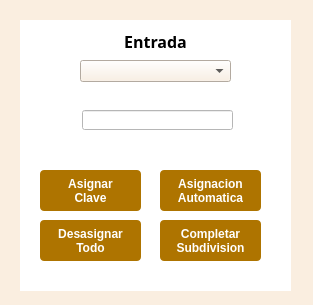
Old version of the form funciones/fusiondivision/VentanaClavesV3_dialog_base.ui in the repository gerardoros/CartograficoQgisPlugin.
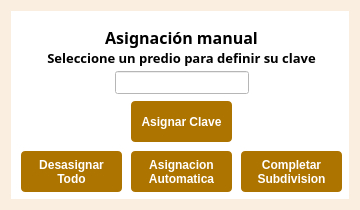
New version of the form.

Commit message: ajustes en el proceso de subdivision de predio seguiran los ajustes

The edit to the form file:
```diff
--- a/funciones/fusiondivision/VentanaClavesV3_dialog_base.ui
+++ b/funciones/fusiondivision/VentanaClavesV3_dialog_base.ui
@@ -6,20 +6,20 @@
    <rect>
     <x>0</x>
     <y>0</y>
-    <width>313</width>
-    <height>305</height>
+    <width>360</width>
+    <height>210</height>
    </rect>
   </property>
   <property name="minimumSize">
    <size>
-    <width>312</width>
-    <height>304</height>
+    <width>359</width>
+    <height>209</height>
    </size>
   </property>
   <property name="maximumSize">
    <size>
-    <width>313</width>
-    <height>305</height>
+    <width>360</width>
+    <height>210</height>
    </size>
   </property>
   <property name="windowTitle">
@@ -31,15 +31,9 @@
 }
 </string>
   </property>
+  <layout class="QGridLayout" name="gridLayout">
+   <item row="0" column="0">
   <widget class="QWidget" name="widget" native="true">
-   <property name="geometry">
-    <rect>
-     <x>20</x>
-     <y>20</y>
-     <width>271</width>
-     <height>271</height>
-    </rect>
-   </property>
    <property name="styleSheet">
     <string notr="true">QWidget{
 background : rgb(255,255,255);
@@ -48,8 +42,8 @@
    <widget class="QPushButton" name="btnClave">
     <property name="geometry">
      <rect>
-      <x>20</x>
-      <y>150</y>
+        <x>120</x>
+        <y>90</y>
       <width>101</width>
       <height>41</height>
      </rect>
@@ -76,15 +70,14 @@
 }</string>
     </property>
     <property name="text">
-     <string>Asignar
-Clave</string>
+       <string>Asignar Clave</string>
     </property>
    </widget>
    <widget class="QPushButton" name="btnAutomatico">
     <property name="geometry">
      <rect>
-      <x>140</x>
-      <y>150</y>
+        <x>120</x>
+        <y>140</y>
       <width>101</width>
       <height>41</height>
      </rect>
@@ -118,8 +111,8 @@
    <widget class="QPushButton" name="btnDesasignarTodo">
     <property name="geometry">
      <rect>
-      <x>20</x>
-      <y>200</y>
+        <x>10</x>
+        <y>140</y>
       <width>101</width>
       <height>41</height>
      </rect>
@@ -153,8 +146,8 @@
    <widget class="QPushButton" name="btnCompletar">
     <property name="geometry">
      <rect>
-      <x>140</x>
-      <y>200</y>
+        <x>230</x>
+        <y>140</y>
       <width>101</width>
       <height>41</height>
      </rect>
@@ -185,31 +178,13 @@
 Subdivision</string>
     </property>
    </widget>
-   <widget class="QComboBox" name="cmbClaves">
-    <property name="geometry">
-     <rect>
-      <x>60</x>
-      <y>40</y>
-      <width>151</width>
-      <height>22</height>
-     </rect>
-    </property>
-    <property name="styleSheet">
-     <string notr="true">QComboBox QAbstractItemView::item { min-height: 25; font-family: &quot;Century Gothic&quot;;}
-QListView{color: black ; font-size: 16px; outline:none; font-weight:bold; font-family: &quot;Century Gothic&quot;;}
-QListView::item:selected { color: white; background-color:  rgb(250,238,224); font-family: &quot;Century Gothic&quot;;}
-QComboBox{
-background : rgb(250,238,224);
-}</string>
-    </property>
-   </widget>
    <widget class="QLabel" name="label_10">
     <property name="geometry">
      <rect>
-      <x>70</x>
+        <x>10</x>
       <y>10</y>
-      <width>131</width>
-      <height>20</height>
+        <width>321</width>
+        <height>51</height>
      </rect>
     </property>
     <property name="font">
@@ -219,16 +194,24 @@
      </font>
     </property>
     <property name="text">
-     <string>&lt;html&gt;&lt;head/&gt;&lt;body&gt;&lt;p align=&quot;center&quot;&gt;&lt;span style=&quot; font-weight:600;&quot;&gt;Entrada&lt;/span&gt;&lt;/p&gt;&lt;/body&gt;&lt;/html&gt;</string>
+       <string>&lt;!DOCTYPE HTML PUBLIC &quot;-//W3C//DTD HTML 4.0//EN&quot; &quot;http://www.w3.org/TR/REC-html40/strict.dtd&quot;&gt;
+&lt;html&gt;&lt;head&gt;&lt;meta name=&quot;qrichtext&quot; content=&quot;1&quot; /&gt;&lt;style type=&quot;text/css&quot;&gt;
+p, li { white-space: pre-wrap; }
+&lt;/style&gt;&lt;/head&gt;&lt;body style=&quot; font-family:'Century Gothic'; font-size:12pt; font-weight:400; font-style:normal;&quot;&gt;
+&lt;p align=&quot;center&quot; style=&quot; margin-top:0px; margin-bottom:0px; margin-left:0px; margin-right:0px; -qt-block-indent:0; text-indent:0px;&quot;&gt;&lt;span style=&quot; font-weight:600;&quot;&gt;Asignación manual&lt;/span&gt;&lt;/p&gt;
+&lt;p align=&quot;center&quot; style=&quot; margin-top:0px; margin-bottom:0px; margin-left:0px; margin-right:0px; -qt-block-indent:0; text-indent:0px;&quot;&gt;&lt;span style=&quot; font-size:10pt; font-weight:600;&quot;&gt;Seleccione un predio para definir su clave&lt;/span&gt;&lt;/p&gt;&lt;/body&gt;&lt;/html&gt;</string>
+      </property>
+      <property name="wordWrap">
+       <bool>true</bool>
     </property>
    </widget>
    <widget class="QLineEdit" name="txtClave">
     <property name="geometry">
      <rect>
-      <x>62</x>
-      <y>90</y>
-      <width>151</width>
-      <height>20</height>
+        <x>104</x>
+        <y>60</y>
+        <width>134</width>
+        <height>23</height>
      </rect>
     </property>
     <property name="font">
@@ -237,8 +220,19 @@
       <pointsize>10</pointsize>
      </font>
     </property>
-   </widget>
-  </widget>
+      <property name="maxLength">
+       <number>5</number>
+      </property>
+      <property name="alignment">
+       <set>Qt::AlignCenter</set>
+      </property>
+      <property name="placeholderText">
+       <string/>
+      </property>
+     </widget>
+    </widget>
+   </item>
+  </layout>
  </widget>
  <resources/>
  <connections/>
```
Lines whose indentation alone changed are shown as unchanged. The commit also changes 5 other files.
